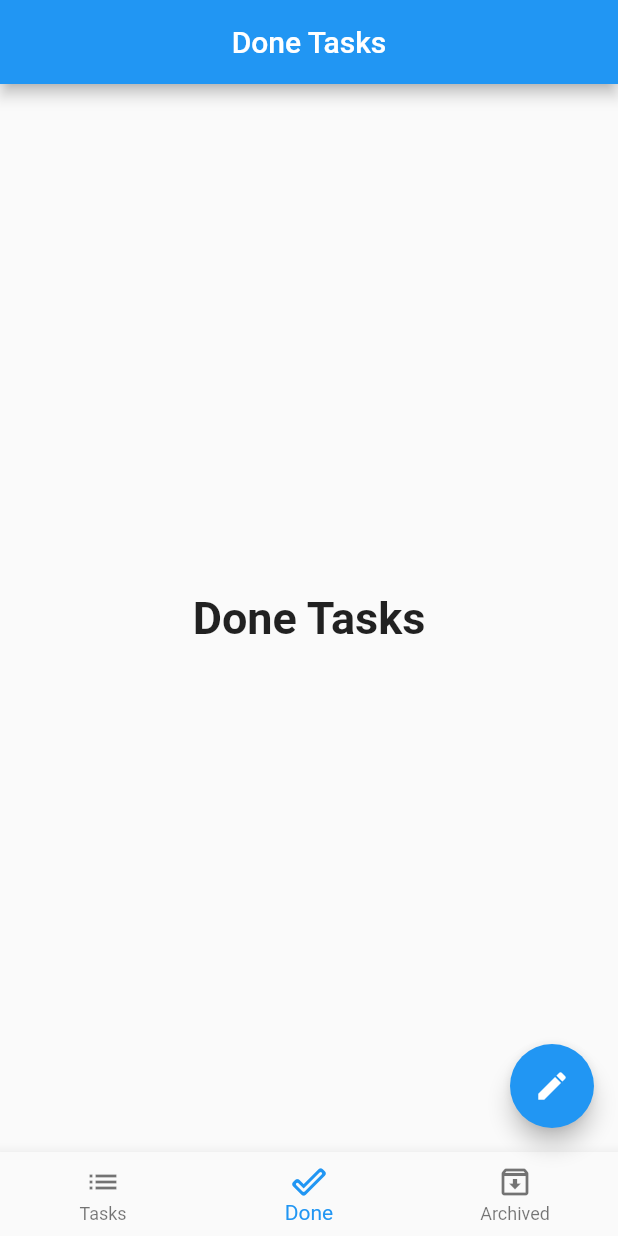
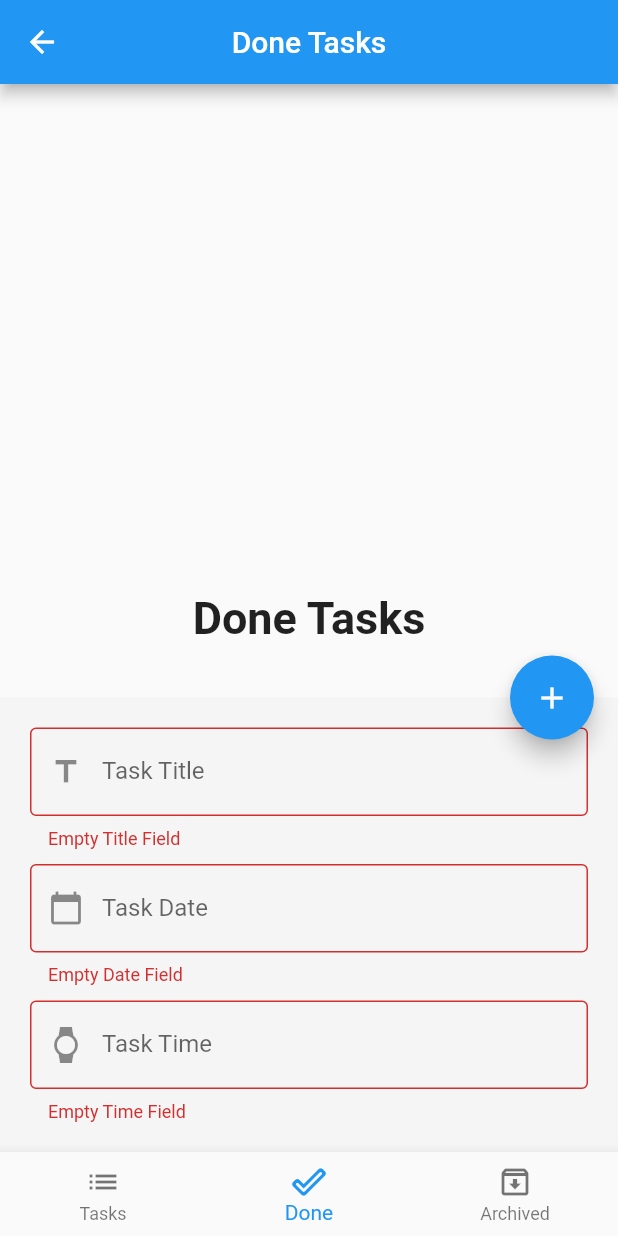
Before and after one commit to Omar99323/Tasks-app, a Flutter app: the screen it shows after launch, item 2 of the bottom bar chosen, after a tap on the "edit" icon, after a tap on the "add" icon, on a phone screen of 412 x 824 dp. Run offline on Flutter 3.47's test engine with Material 2 defaults, Android fonts, the phone set to English and light mode, and no system bars; our stand-ins replace sqflite; accounts and stored records are empty.

```diff
--- a/lib/screens/home/home_screens.dart
+++ b/lib/screens/home/home_screens.dart
@@ -1,4 +1,5 @@
 import 'package:flutter/material.dart';
+import 'package:intl/intl.dart';
 import 'package:sqflite/sqflite.dart';
 import 'package:to_do/screens/nav_screens/archived_tasks.dart';
 import 'package:to_do/screens/nav_screens/done_tasks.dart';
@@ -36,7 +37,8 @@ class _HomeScreensState extends State<HomeScreens> {
   TextEditingController nameconroller = TextEditingController();
   TextEditingController dateconroller = TextEditingController();
   TextEditingController timeconroller = TextEditingController();
-  TextEditingController statusconroller = TextEditingController();
+
+  var formkey = GlobalKey<FormState>();
   var scaffoldkey = GlobalKey<ScaffoldState>();
   bool isopened = false;
 
@@ -53,15 +55,21 @@ class _HomeScreensState extends State<HomeScreens> {
         child: isopened ? const Icon(Icons.add) : const Icon(Icons.edit),
         onPressed: () {
           if (isopened) {
+            if (formkey.currentState!.validate()) {
+              insertIntoDatabase(nameconroller.text, dateconroller.text,
+                      timeconroller.text)
+                  .then((value) {
                 Navigator.pop(context);
                 isopened = false;
+              });
+            }
           } else {
             scaffoldkey.currentState!
                 .showBottomSheet((context) => CustomBottomSheet(
                       nameconroller: nameconroller,
                       dateconroller: dateconroller,
-                      statusconroller: statusconroller,
                       timeconroller: timeconroller,
+                      formkey: formkey,
                     ));
             isopened = true;
           }
@@ -110,15 +118,15 @@ class _HomeScreensState extends State<HomeScreens> {
     );
   }
 
-  void insertIntoDatabase() async {
-    await database.transaction((txn) async {
-      int id1 = await txn.rawInsert(
-          'INSERT INTO Tasks(name, date, time, status) VALUES("some name", "1234", "456", "on")');
-      print('inserted1: $id1');
-      int id2 = await txn.rawInsert(
-          'INSERT INTO Tasks(name, date, time, status) VALUES(?, ?, ?, ?)',
-          ['another name', "12034", "4556", "off"]);
-      print('inserted2: $id2');
+  Future insertIntoDatabase(
+    String title,
+    String date,
+    String time,
+  ) async {
+    await database.transaction((txn)  async{
+       txn.rawInsert(
+          'INSERT INTO Tasks(name, date, time, status) VALUES("$title", "$date", "$time", "New")')
+          .then((value) => print('$value inserted'));
     });
   }
 
@@ -157,19 +165,22 @@ class CustomBottomSheet extends StatelessWidget {
     required this.nameconroller,
     required this.dateconroller,
     required this.timeconroller,
-    required this.statusconroller,
+    required this.formkey,
   });
 
   final TextEditingController nameconroller;
   final TextEditingController dateconroller;
   final TextEditingController timeconroller;
-  final TextEditingController statusconroller;
+
+  final GlobalKey formkey;
 
   @override
   Widget build(BuildContext context) {
     return Container(
       color: Colors.grey[100],
       padding: const EdgeInsets.all(20),
+      child: Form(
+        key: formkey,
         child: Column(
           mainAxisSize: MainAxisSize.min,
           children: [
@@ -178,11 +189,10 @@ class CustomBottomSheet extends StatelessWidget {
               icon: Icons.title,
               label: 'Task Title',
               type: TextInputType.text,
-            validator: (p0) {
-              if (p0!.isEmpty) {
+              validator: (data) {
+                if (data!.isEmpty) {
                   return 'Empty Title Field';
                 }
-              return 'Good';
               },
               onsubmit: (data) {},
             ),
@@ -191,50 +201,48 @@ class CustomBottomSheet extends StatelessWidget {
             ),
             CustomFormField(
               controler: dateconroller,
-            icon: Icons.date_range,
+              icon: Icons.calendar_today,
               label: 'Task Date',
               type: TextInputType.datetime,
               validator: (p0) {
                 if (p0!.isEmpty) {
                   return 'Empty Date Field';
                 }
-              return 'Good';
               },
               onsubmit: (data) {},
+              ontap: () {
+                final f = DateFormat('yyyy-MM-dd');
+                showDatePicker(
+                  context: context,
+                  initialDate: DateTime.now(),
+                  firstDate: DateTime.now(),
+                  lastDate: DateTime.parse('2035-12-30'),
+                ).then((value) => dateconroller.text = f.format(value!));
+              },
             ),
             const SizedBox(
               height: 10,
             ),
             CustomFormField(
               controler: timeconroller,
-            icon: Icons.punch_clock,
+              icon: Icons.watch,
               label: 'Task Time',
               type: TextInputType.number,
               validator: (p0) {
                 if (p0!.isEmpty) {
                   return 'Empty Time Field';
                 }
-              return 'Good';
               },
               onsubmit: (data) {},
-          ),
-          const SizedBox(
-            height: 10,
-          ),
-          CustomFormField(
-            controler: statusconroller,
-            icon: Icons.star_outline_sharp,
-            label: 'Task Status',
-            type: TextInputType.text,
-            validator: (p0) {
-              if (p0!.isEmpty) {
-                return 'Empty Field';
-              }
-              return 'Good';
+              ontap: () {
+                showTimePicker(
+                  context: context,
+                  initialTime: TimeOfDay.now(),
+                ).then((value) => timeconroller.text = value!.format(context));
               },
-            onsubmit: (data) {},
             ),
           ],
+        ),
       ),
     );
   }
--- a/lib/widgets/custom_form_field.dart
+++ b/lib/widgets/custom_form_field.dart
@@ -15,7 +15,7 @@ class CustomFormField extends StatelessWidget {
   final String label;
   final IconData icon;
   final TextInputType type;
-  final String Function(String?) validator;
+  final String? Function(String?)? validator;
   final void Function(String) onsubmit;
   final void Function()? ontap;
 
--- a/pubspec.yaml
+++ b/pubspec.yaml
@@ -36,6 +36,7 @@ dependencies:
   # Use with the CupertinoIcons class for iOS style icons.
   cupertino_icons: ^1.0.2
   sqflite: ^2.2.4+1
+  intl: ^0.18.0
 
 dev_dependencies:
   flutter_test:
```
Also changed, not shown: pubspec.lock. Lines whose indentation alone changed are shown as unchanged.
